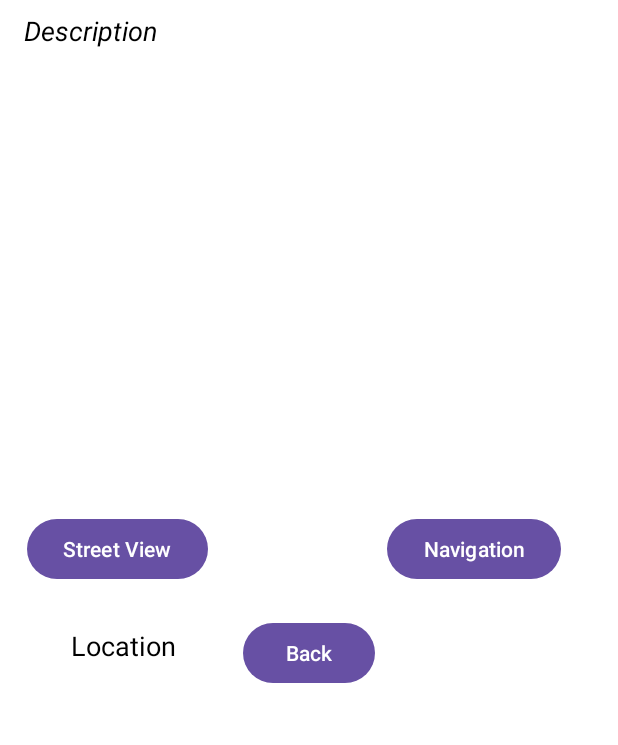
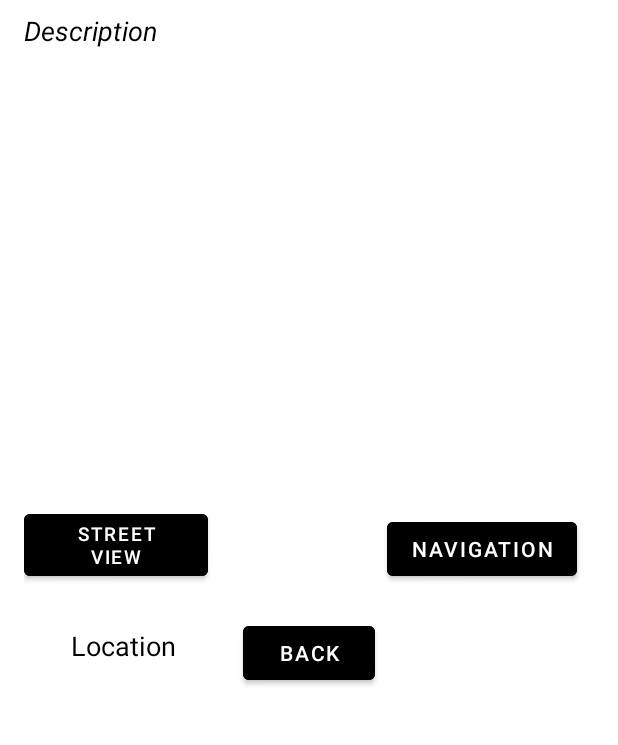
Before and after one commit to yahyaKocaman/Travel_Guide, an Android app: the PlaceDetailActivity screen opened directly, with no data from a screen before it, on a phone screen of 412 x 824 dp, the part 476-1221 px from its top. Run offline under Robolectric (Android 15) with nearby library versions, the light colour scheme and no system bars.

Commit message:
big update for application

```diff
--- a/app/src/main/res/layout/activity_city.xml
+++ b/app/src/main/res/layout/activity_city.xml
@@ -1,6 +1,5 @@
 <?xml version="1.0" encoding="utf-8"?>
 <RelativeLayout xmlns:android="http://schemas.android.com/apk/res/android"
-    xmlns:tools="http://schemas.android.com/tools"
     android:layout_width="match_parent"
     android:layout_height="match_parent"
     android:padding="16dp">
--- a/app/src/main/res/layout/activity_place_detail.xml
+++ b/app/src/main/res/layout/activity_place_detail.xml
@@ -54,15 +54,18 @@
         android:id="@+id/backButton"
         android:layout_width="wrap_content"
         android:layout_height="wrap_content"
+        style="@style/Widget.MaterialComponents.Button"
         android:layout_alignParentBottom="true"
         android:layout_centerHorizontal="true"
         android:layout_marginTop="16dp"
         android:layout_marginEnd="8dp"
+        android:backgroundTint="#000000"
         android:layout_marginBottom="31dp"
         android:text="Back" />
 
     <Button
         android:id="@+id/streetViewButton"
+        style="@style/Widget.MaterialComponents.Button"
         android:layout_width="wrap_content"
         android:layout_height="wrap_content"
         android:layout_above="@id/backButton"
@@ -70,7 +73,9 @@
         android:layout_marginRight="23dp"
         android:layout_marginBottom="5dp"
         android:layout_toLeftOf="@id/backButton"
-        android:text="Street View" />
+        android:backgroundTint="#000000"
+        android:text="Street View"
+        android:textSize="12.4sp" />
 
     <TextView
         android:id="@+id/detailLocationTextView"
@@ -87,11 +92,13 @@
 
     <Button
         android:id="@+id/navigateButton"
+        style="@style/Widget.MaterialComponents.Button"
         android:layout_width="wrap_content"
         android:layout_height="wrap_content"
         android:layout_above="@id/backButton"
         android:layout_marginTop="16dp"
         android:layout_marginBottom="5dp"
+        android:backgroundTint="#000000"
         android:layout_toRightOf="@id/backButton"
         android:text="Navigation" />
 
```
Also changed, not shown: app/src/main/java/com/trskullex/proje/CityActivity.java (+1 -6 lines).
